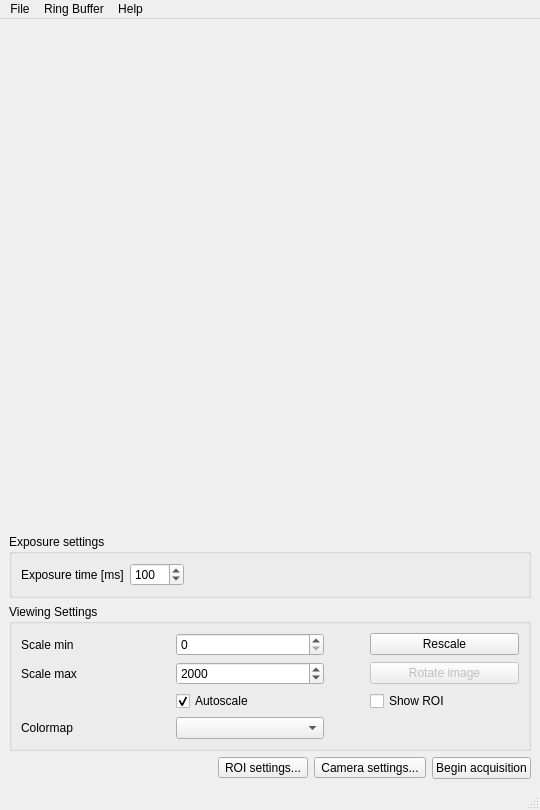
Before: the Qt Designer form viewer/viewer.ui in lcici/qCamera, drawn with Qt 5.
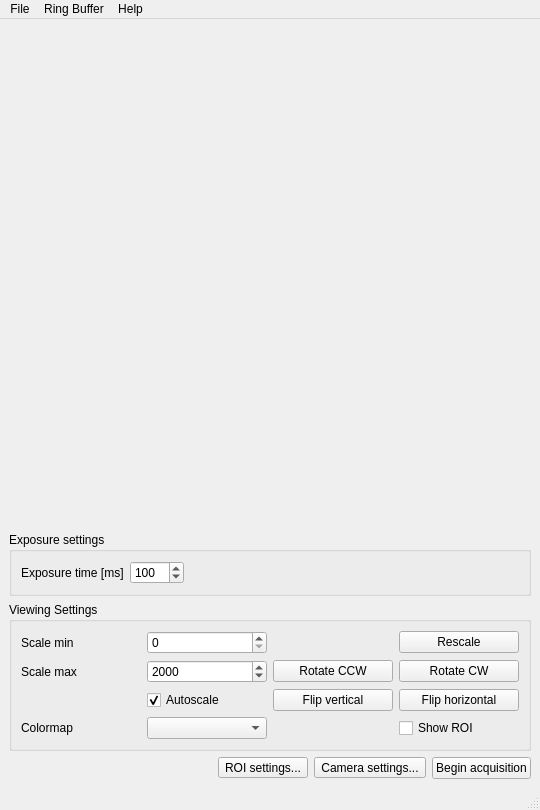
After: the same form once the commit is applied. Icons and pictures are not drawn. Custom widgets are drawn as their Qt base class.

Commit message: Reorganizing initialization in viewer.py

Patch:
```diff
--- a/viewer/viewer.ui
+++ b/viewer/viewer.ui
@@ -152,10 +152,10 @@
          <item row="1" column="3">
           <widget class="QPushButton" name="rotateImageButton">
            <property name="enabled">
-            <bool>false</bool>
+            <bool>true</bool>
            </property>
            <property name="text">
-            <string>Rotate image</string>
+            <string>Rotate CW</string>
            </property>
           </widget>
          </item>
@@ -175,7 +175,14 @@
            </property>
           </spacer>
          </item>
-         <item row="2" column="3">
+         <item row="1" column="2">
+          <widget class="QPushButton" name="rotateCCWButton">
+           <property name="text">
+            <string>Rotate CCW</string>
+           </property>
+          </widget>
+         </item>
+         <item row="3" column="3">
           <widget class="QCheckBox" name="showROIBox">
            <property name="enabled">
             <bool>true</bool>
@@ -185,6 +192,20 @@
            </property>
           </widget>
          </item>
+         <item row="2" column="2">
+          <widget class="QPushButton" name="flipVerticalButton">
+           <property name="text">
+            <string>Flip vertical</string>
+           </property>
+          </widget>
+         </item>
+         <item row="2" column="3">
+          <widget class="QPushButton" name="flipHorizontalButton">
+           <property name="text">
+            <string>Flip horizontal</string>
+           </property>
+          </widget>
+         </item>
         </layout>
        </item>
       </layout>
```
Left out of the diff: 6 changed lines with no effect on the pictures. The commit also changes 11 other files.
